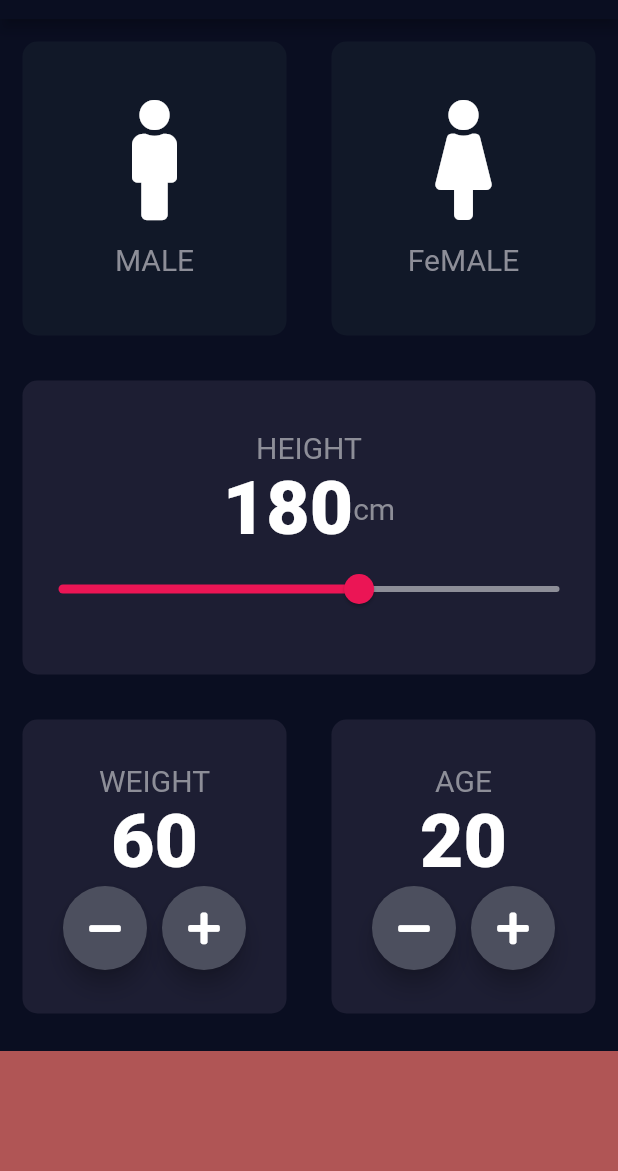
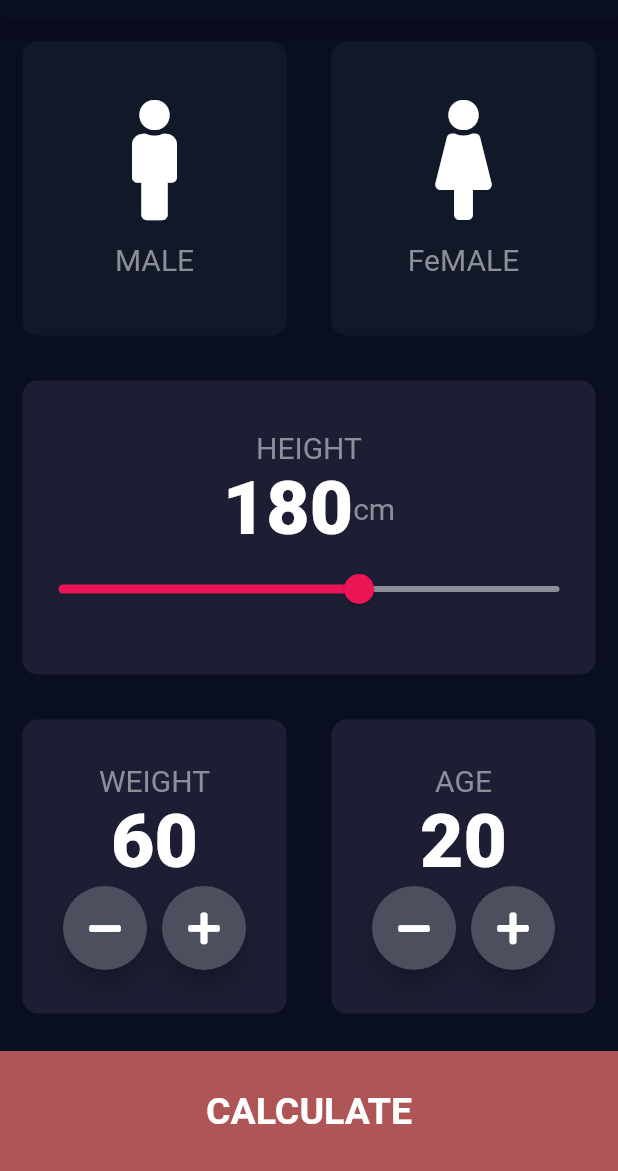
Before and after one commit to I-am-Zain/bmi_calculator_flutter, a Flutter app: the screen it shows after launch, on a phone screen of 412 x 824 dp, the part 65-1236 px from its top. Run offline on Flutter 3.47's test engine with Material 2 defaults, Android fonts, the phone set to English and light mode, and no system bars; our stand-ins replace font_awesome_flutter.

```diff
--- a/lib/constantFile.dart
+++ b/lib/constantFile.dart
@@ -5,3 +5,7 @@ const deActiveColor = Color(0xFF111828);
 
 const kLabelStyle = TextStyle(fontSize: 20.0, color: Color(0xff8d8e98));
 const kNumTextStyle = TextStyle(fontSize: 50.0, fontWeight: FontWeight.w900);
+const kLargeBtnStyle = TextStyle(
+  fontSize: 25.0,
+  fontWeight: FontWeight.bold,
+);
--- a/lib/inputPage.dart
+++ b/lib/inputPage.dart
@@ -1,4 +1,5 @@
 import 'package:bmi_calculator/constantFile.dart';
+import 'package:bmi_calculator/resultFile.dart';
 import 'package:flutter/cupertino.dart';
 import 'package:flutter/material.dart';
 import 'package:font_awesome_flutter/font_awesome_flutter.dart';
@@ -200,11 +201,23 @@ class _InputPageState extends State<InputPage> {
               ],
             ),
           ),
-          Container(
-            color: Color(0xffeb15555),
-            margin: EdgeInsets.only(top: 10.0),
-            width: double.infinity,
-            height: 80.0,
+          GestureDetector(
+            onTap: () {
+              Navigator.push(context,
+                  MaterialPageRoute(builder: (context) => ResultScreen()));
+            },
+            child: Container(
+              child: Center(
+                child: Text(
+                  'CALCULATE',
+                  style: kLargeBtnStyle,
+                ),
+              ),
+              color: Color(0xffeb15555),
+              margin: EdgeInsets.only(top: 10.0),
+              width: double.infinity,
+              height: 80.0,
+            ),
           ),
         ],
       ),
```
Also changed, not shown: lib/resultFile.dart (added, +13 -0 lines).
